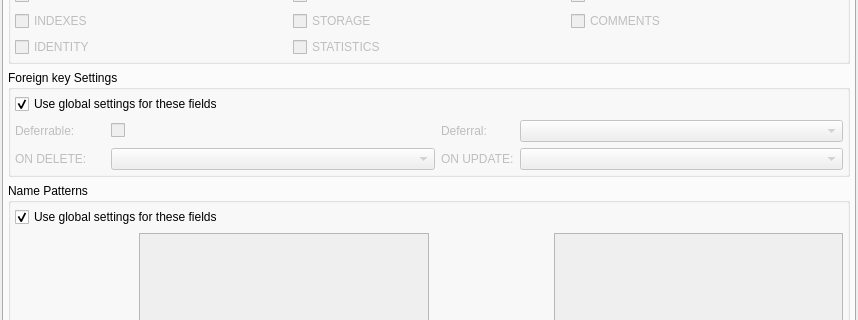
The window that libpgmodeler_ui/ui/relationshipwidget.ui (pgmodeler/pgmodeler) describes before a commit, drawn with Qt 5; both pictures show x 0 to 858 and y 104 to 424 of the 858 by 1278 pixel window.
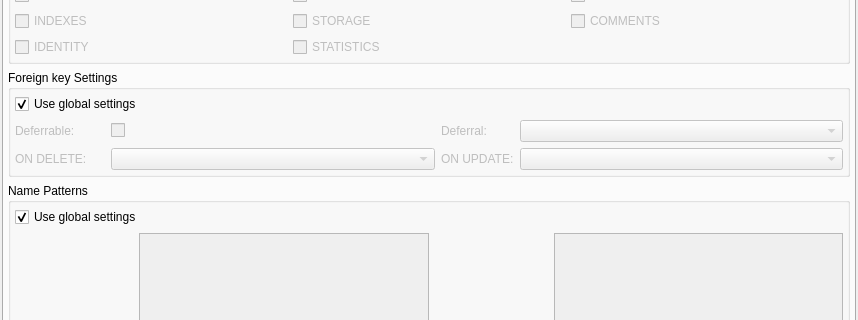
The same window after the commit. The open tabs and pages were chosen to show the change. Icons and pictures are not drawn.

Commit message: Fixed a bug that was causing global name patterns for relationships to never be used even if they were properly configured (issues #1279 #1349)

Patch:
```diff
--- a/libpgmodeler_ui/ui/relationshipwidget.ui
+++ b/libpgmodeler_ui/ui/relationshipwidget.ui
@@ -643,7 +643,7 @@
              <string>Use the values defined on settings dialogs for the fields below</string>
             </property>
             <property name="text">
-             <string>Use global settings for these fields</string>
+             <string>Use global settings</string>
             </property>
             <property name="checked">
              <bool>true</bool>
@@ -982,7 +982,7 @@
              <string>Use the values defined on settings dialogs for the fields below</string>
             </property>
             <property name="text">
-             <string>Use global settings for these fields</string>
+             <string>Use global settings</string>
             </property>
             <property name="checked">
              <bool>true</bool>
```
The commit also changes 2 other files.
